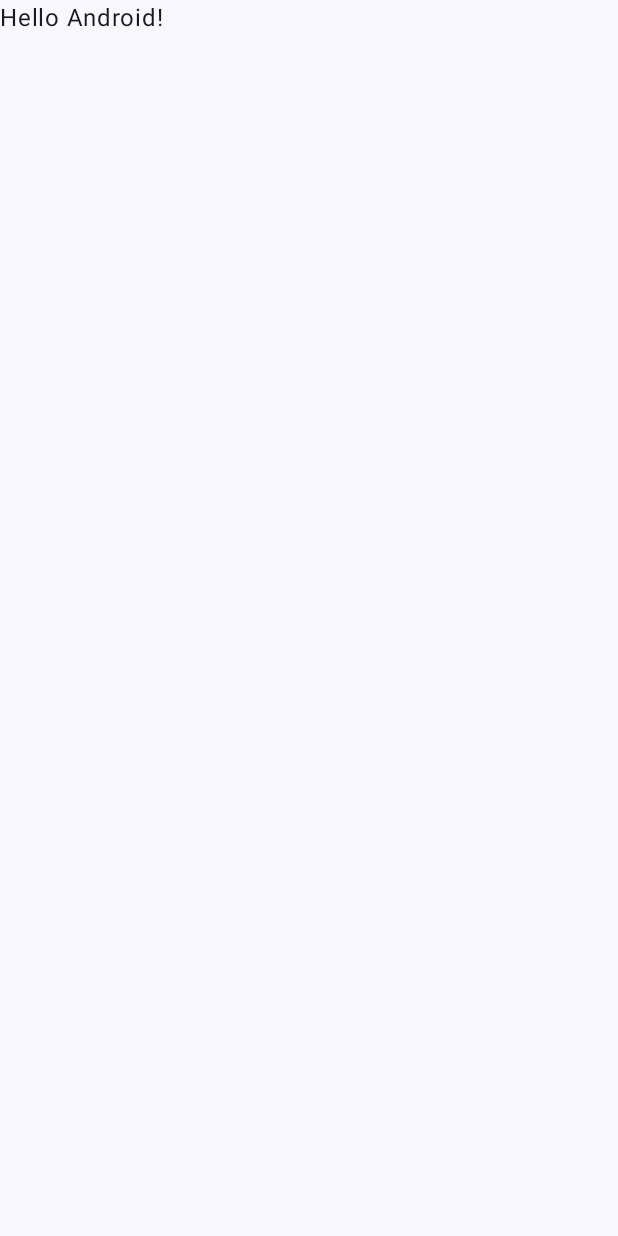
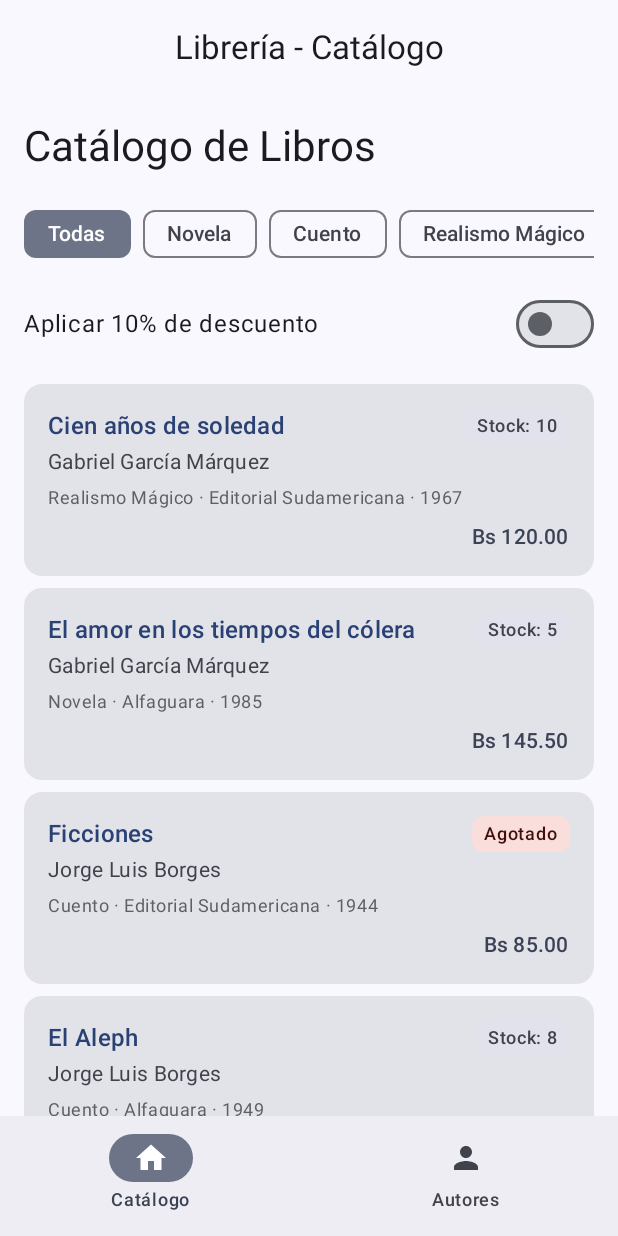
Before and after one commit to borisignasio2006-ops/Primer_parcial, an Android app built with Jetpack Compose: the screen it shows after launch (MainActivity), on a phone screen of 412 x 824 dp. Before the commit the screen is almost empty. Run offline under Robolectric (Android 15) with nearby library versions, the phone set to English and light mode, and no system bars.

Commit message:
Las 2 pantallas en Compose, documento de diseño de interfaz y carpeta scripts/

```diff
--- a/app/src/main/java/com/example/primer_parcial/MainActivity.kt
+++ b/app/src/main/java/com/example/primer_parcial/MainActivity.kt
@@ -4,44 +4,32 @@ import android.os.Bundle
 import androidx.activity.ComponentActivity
 import androidx.activity.compose.setContent
 import androidx.activity.enableEdgeToEdge
-import androidx.compose.foundation.layout.fillMaxSize
-import androidx.compose.foundation.layout.padding
-import androidx.compose.material3.Scaffold
-import androidx.compose.material3.Text
-import androidx.compose.runtime.Composable
-import androidx.compose.ui.Modifier
-import androidx.compose.ui.tooling.preview.Preview
+import com.example.primer_parcial.data.AutorRepositoryEnMemoria
+import com.example.primer_parcial.data.CategoriaRepositoryEnMemoria
+import com.example.primer_parcial.data.LibroRepositoryEnMemoria
+import com.example.primer_parcial.domain.service.CatalogoService
+import com.example.primer_parcial.domain.service.InventarioService
+import com.example.primer_parcial.ui.LibreriaApp
 import com.example.primer_parcial.ui.theme.Primer_parcialTheme
 
 class MainActivity : ComponentActivity() {
     override fun onCreate(savedInstanceState: Bundle?) {
         super.onCreate(savedInstanceState)
         enableEdgeToEdge()
+
+        // Inversión de dependencias y composición de servicios (Principio D de SOLID)
+        val autorRepository = AutorRepositoryEnMemoria()
+        val categoriaRepository = CategoriaRepositoryEnMemoria()
+        val libroRepository = LibroRepositoryEnMemoria(autorRepository, categoriaRepository)
+
+        val catalogoService = CatalogoService(libroRepository, autorRepository, categoriaRepository)
+        @Suppress("UNUSED_VARIABLE")
+        val inventarioService = InventarioService(libroRepository)
+
         setContent {
             Primer_parcialTheme {
-                Scaffold(modifier = Modifier.fillMaxSize()) { innerPadding ->
-                    Greeting(
-                        name = "Android",
-                        modifier = Modifier.padding(innerPadding)
-                    )
-                }
+                LibreriaApp(catalogoService = catalogoService)
             }
         }
     }
 }
-
-@Composable
-fun Greeting(name: String, modifier: Modifier = Modifier) {
-    Text(
-        text = "Hello $name!",
-        modifier = modifier
-    )
-}
-
-@Preview(showBackground = true)
-@Composable
-fun GreetingPreview() {
-    Primer_parcialTheme {
-        Greeting("Android")
-    }
-}
--- /dev/null
+++ b/app/src/main/java/com/example/primer_parcial/ui/LibreriaApp.kt
@@ -0,0 +1,64 @@
+package com.example.primer_parcial.ui
+
+import androidx.compose.foundation.layout.fillMaxSize
+import androidx.compose.foundation.layout.padding
+import androidx.compose.material3.CenterAlignedTopAppBar
+import androidx.compose.material3.ExperimentalMaterial3Api
+import androidx.compose.material3.Icon
+import androidx.compose.material3.NavigationBar
+import androidx.compose.material3.NavigationBarItem
+import androidx.compose.material3.Scaffold
+import androidx.compose.material3.Text
+import androidx.compose.runtime.Composable
+import androidx.compose.runtime.getValue
+import androidx.compose.runtime.mutableStateOf
+import androidx.compose.runtime.saveable.rememberSaveable
+import androidx.compose.runtime.setValue
+import androidx.compose.ui.Modifier
+import com.example.primer_parcial.domain.service.CatalogoService
+import com.example.primer_parcial.ui.components.*
+import com.example.primer_parcial.ui.screens.AutoresScreen
+import com.example.primer_parcial.ui.screens.CatalogoScreen
+
+/**
+ * Componente raíz de la interfaz de usuario que gestiona el Scaffold, TopBar y la barra de navegación inferior.
+ */
+@OptIn(ExperimentalMaterial3Api::class)
+@Composable
+fun LibreriaApp(catalogoService: CatalogoService) {
+    var selectedTab by rememberSaveable { mutableStateOf(0) }
+
+    Scaffold(
+        modifier = Modifier.fillMaxSize(),
+        topBar = {
+            CenterAlignedTopAppBar(
+                title = {
+                    Text(text = if (selectedTab == 0) "Librería - Catálogo" else "Librería - Autores")
+                }
+            )
+        },
+        bottomBar = {
+            NavigationBar {
+                NavigationBarItem(
+                    icon = { Icon(Icons.Filled.Home, contentDescription = "Catálogo") },
+                    label = { Text("Catálogo") },
+                    selected = selectedTab == 0,
+                    onClick = { selectedTab = 0 }
+                )
+                NavigationBarItem(
+                    icon = { Icon(Icons.Filled.Person, contentDescription = "Autores") },
+                    label = { Text("Autores") },
+                    selected = selectedTab == 1,
+                    onClick = { selectedTab = 1 }
+                )
+            }
+        }
+    ) { innerPadding ->
+        val contentModifier = Modifier.padding(innerPadding)
+        if (selectedTab == 0) {
+            CatalogoScreen(catalogoService = catalogoService, modifier = contentModifier)
+        } else {
+            AutoresScreen(catalogoService = catalogoService, modifier = contentModifier)
+        }
+    }
+}
--- /dev/null
+++ b/app/src/main/java/com/example/primer_parcial/ui/components/AppIcons.kt
@@ -0,0 +1,74 @@
+package com.example.primer_parcial.ui.components
+
+import androidx.compose.ui.graphics.Color
+import androidx.compose.ui.graphics.SolidColor
+import androidx.compose.ui.graphics.vector.ImageVector
+import androidx.compose.ui.graphics.vector.path
+import androidx.compose.ui.unit.dp
+
+/**
+ * Definición local de los iconos Material (Home y Person) para asegurar compatibilidad
+ * sin requerir dependencias externas adicionales en build.gradle.kts.
+ */
+object Icons {
+    object Filled
+}
+
+val Icons.Filled.Home: ImageVector
+    get() {
+        if (_home != null) return _home!!
+        return ImageVector.Builder(
+            name = "Filled.Home",
+            defaultWidth = 24.dp,
+            defaultHeight = 24.dp,
+            viewportWidth = 24f,
+            viewportHeight = 24f
+        ).path(
+            fill = SolidColor(Color.Black)
+        ) {
+            moveTo(10f, 20f)
+            verticalLineToRelative(-6f)
+            horizontalLineToRelative(4f)
+            verticalLineToRelative(6f)
+            horizontalLineToRelative(5f)
+            verticalLineToRelative(-8f)
+            horizontalLineToRelative(3f)
+            lineTo(12f, 3f)
+            lineTo(2f, 12f)
+            horizontalLineToRelative(3f)
+            verticalLineToRelative(8f)
+            close()
+        }.build().also { _home = it }
+    }
+
+private var _home: ImageVector? = null
+
+val Icons.Filled.Person: ImageVector
+    get() {
+        if (_person != null) return _person!!
+        return ImageVector.Builder(
+            name = "Filled.Person",
+            defaultWidth = 24.dp,
+            defaultHeight = 24.dp,
+            viewportWidth = 24f,
+            viewportHeight = 24f
+        ).path(
+            fill = SolidColor(Color.Black)
+        ) {
+            moveTo(12f, 12f)
+            curveToRelative(2.21f, 0f, 4f, -1.79f, 4f, -4f)
+            reflectiveCurveToRelative(-1.79f, -4f, -4f, -4f)
+            reflectiveCurveToRelative(-4f, 1.79f, -4f, 4f)
+            reflectiveCurveToRelative(1.79f, 4f, 4f, 4f)
+            close()
+            moveTo(12f, 14f)
+            curveToRelative(-2.67f, 0f, -8f, 1.34f, -8f, 4f)
+            verticalLineToRelative(2f)
+            horizontalLineToRelative(16f)
+            verticalLineToRelative(-2f)
+            curveToRelative(0f, -2.66f, -5.33f, -4f, -8f, -4f)
+            close()
+        }.build().also { _person = it }
+    }
+
+private var _person: ImageVector? = null
--- /dev/null
+++ b/app/src/main/java/com/example/primer_parcial/ui/components/AutorCard.kt
@@ -0,0 +1,64 @@
+package com.example.primer_parcial.ui.components
+
+import androidx.compose.foundation.layout.Column
+import androidx.compose.foundation.layout.Spacer
+import androidx.compose.foundation.layout.fillMaxWidth
+import androidx.compose.foundation.layout.height
+import androidx.compose.foundation.layout.padding
+import androidx.compose.material3.Card
+import androidx.compose.material3.MaterialTheme
+import androidx.compose.material3.Text
+import androidx.compose.runtime.Composable
+import androidx.compose.ui.Modifier
+import androidx.compose.ui.tooling.preview.Preview
+import androidx.compose.ui.unit.dp
+import com.example.primer_parcial.domain.model.Autor
+
+/**
+ * Componente visual que representa la tarjeta de información de un Autor.
+ */
+@Composable
+fun AutorCard(autor: Autor, modifier: Modifier = Modifier) {
+    Card(
+        modifier = modifier.fillMaxWidth()
+    ) {
+        Column(
+            modifier = Modifier
+                .fillMaxWidth()
+                .padding(16.dp)
+        ) {
+            Text(
+                text = autor.nombreCompleto(),
+                style = MaterialTheme.typography.titleMedium,
+                color = MaterialTheme.colorScheme.primary
+            )
+            Spacer(modifier = Modifier.height(4.dp))
+            Text(
+                text = "Nacionalidad: ${autor.nacionalidad}",
+                style = MaterialTheme.typography.bodyMedium,
+                color = MaterialTheme.colorScheme.secondary
+            )
+            Spacer(modifier = Modifier.height(8.dp))
+            Text(
+                text = autor.biografia,
+                style = MaterialTheme.typography.bodySmall,
+                color = MaterialTheme.colorScheme.onSurfaceVariant
+            )
+        }
+    }
+}
+
+@Preview(showBackground = true)
+@Composable
+fun AutorCardPreview() {
+    MaterialTheme {
+        AutorCard(
+            autor = Autor(
+                id = 1,
+                nombre = "Gabriel García Márquez",
+                nacionalidad = "Colombiana",
+                biografia = "Escritor y periodista colombiano, exponente del realismo mágico."
+            )
+        )
+    }
+}
--- /dev/null
+++ b/app/src/main/java/com/example/primer_parcial/ui/components/LibroCard.kt
@@ -0,0 +1,149 @@
+package com.example.primer_parcial.ui.components
+
+import androidx.compose.foundation.layout.Arrangement
+import androidx.compose.foundation.layout.Column
+import androidx.compose.foundation.layout.Row
+import androidx.compose.foundation.layout.Spacer
+import androidx.compose.foundation.layout.fillMaxWidth
+import androidx.compose.foundation.layout.height
+import androidx.compose.foundation.layout.padding
+import androidx.compose.foundation.layout.width
+import androidx.compose.material3.Card
+import androidx.compose.material3.MaterialTheme
+import androidx.compose.material3.Surface
+import androidx.compose.material3.Text
+import androidx.compose.runtime.Composable
+import androidx.compose.ui.Alignment
+import androidx.compose.ui.Modifier
+import androidx.compose.ui.text.style.TextDecoration
+import androidx.compose.ui.tooling.preview.Preview
+import androidx.compose.ui.unit.dp
+import com.example.primer_parcial.domain.discount.DescuentoPorcentaje
+import com.example.primer_parcial.domain.discount.PoliticaDescuento
+import com.example.primer_parcial.domain.model.Autor
+import com.example.primer_parcial.domain.model.Categoria
+import com.example.primer_parcial.domain.model.Editorial
+import com.example.primer_parcial.domain.model.Libro
+
+/**
+ * Componente visual que representa la tarjeta de información de un Libro, mostrando precios, stock y descuento.
+ */
+@Composable
+fun LibroCard(
+    libro: Libro,
+    politicaDescuento: PoliticaDescuento,
+    modifier: Modifier = Modifier
+) {
+    val precioOriginal = libro.precio
+    val precioFinal = libro.precioFinal(politicaDescuento)
+    val tieneDescuento = precioFinal < precioOriginal
+
+    Card(
+        modifier = modifier.fillMaxWidth()
+    ) {
+        Column(
+            modifier = Modifier
+                .fillMaxWidth()
+                .padding(16.dp)
+        ) {
+            Row(
+                modifier = Modifier.fillMaxWidth(),
+                horizontalArrangement = Arrangement.SpaceBetween,
+                verticalAlignment = Alignment.Top
+            ) {
+                Column(modifier = Modifier.weight(1f)) {
+                    Text(
+                        text = libro.titulo,
+                        style = MaterialTheme.typography.titleMedium,
+                        color = MaterialTheme.colorScheme.primary
+                    )
+                    Spacer(modifier = Modifier.height(2.dp))
+                    Text(
+                        text = libro.autor.nombreCompleto(),
+                        style = MaterialTheme.typography.bodyMedium,
+                        color = MaterialTheme.colorScheme.onSurfaceVariant
+                    )
+                }
+
+                // Indicador de Stock o Agotado
+                if (libro.hayStock()) {
+                    Surface(
+                        color = MaterialTheme.colorScheme.surfaceVariant,
+                        shape = MaterialTheme.shapes.small
+                    ) {
+                        Text(
+                            text = "Stock: ${libro.stock}",
+                            modifier = Modifier.padding(horizontal = 8.dp, vertical = 4.dp),
+                            style = MaterialTheme.typography.labelMedium,
+                            color = MaterialTheme.colorScheme.onSurfaceVariant
+                        )
+                    }
+                } else {
+                    Surface(
+                        color = MaterialTheme.colorScheme.errorContainer,
+                        shape = MaterialTheme.shapes.small
+                    ) {
+                        Text(
+                            text = "Agotado",
+                            modifier = Modifier.padding(horizontal = 8.dp, vertical = 4.dp),
+                            style = MaterialTheme.typography.labelMedium,
+                            color = MaterialTheme.colorScheme.onErrorContainer
+                        )
+                    }
+                }
+            }
+
+            Spacer(modifier = Modifier.height(6.dp))
+
+            Text(
+                text = "${libro.categoria.nombre} · ${libro.editorial.nombre} · ${libro.anioPublicacion}",
+                style = MaterialTheme.typography.bodySmall,
+                color = MaterialTheme.colorScheme.outline
+            )
+
+            Spacer(modifier = Modifier.height(8.dp))
+
+            Row(
+                modifier = Modifier.fillMaxWidth(),
+                horizontalArrangement = Arrangement.End,
+                verticalAlignment = Alignment.CenterVertically
+            ) {
+                if (tieneDescuento) {
+                    Text(
+                        text = "Bs %.2f".format(precioOriginal),
+                        style = MaterialTheme.typography.bodySmall,
+                        textDecoration = TextDecoration.LineThrough,
+                        color = MaterialTheme.colorScheme.outline
+                    )
+                    Spacer(modifier = Modifier.width(8.dp))
+                }
+                Text(
+                    text = "Bs %.2f".format(precioFinal),
+                    style = MaterialTheme.typography.titleSmall,
+                    color = MaterialTheme.colorScheme.secondary
+                )
+            }
+        }
+    }
+}
+
+@Preview(showBackground = true)
+@Composable
+fun LibroCardPreview() {
+    MaterialTheme {
+        val libroEjemplo = Libro(
+            id = 1,
+            isbn = "978-950-07-2035-9",
+            titulo = "Cien años de soledad",
+            autor = Autor(1, "Gabriel García Márquez", "Colombiana", "Bio..."),
+            categoria = Categoria(1, "Realismo Mágico", "Desc..."),
+            editorial = Editorial(1, "Sudamericana", "Argentina"),
+            precio = 120.0,
+            stockInicial = 10,
+            anioPublicacion = 1967
+        )
+        Column(modifier = Modifier.padding(16.dp)) {
+            LibroCard(libro = libroEjemplo, politicaDescuento = DescuentoPorcentaje(10.0))
+        }
+    }
+}
--- /dev/null
+++ b/app/src/main/java/com/example/primer_parcial/ui/screens/AutoresScreen.kt
@@ -0,0 +1,46 @@
+package com.example.primer_parcial.ui.screens
+
+import androidx.compose.foundation.layout.Arrangement
+import androidx.compose.foundation.layout.PaddingValues
+import androidx.compose.foundation.layout.fillMaxSize
+import androidx.compose.foundation.layout.padding
+import androidx.compose.foundation.lazy.LazyColumn
+import androidx.compose.foundation.lazy.items
+import androidx.compose.material3.MaterialTheme
+import androidx.compose.material3.Text
+import androidx.compose.runtime.Composable
+import androidx.compose.ui.Modifier
+import androidx.compose.ui.unit.dp
+import com.example.primer_parcial.domain.service.CatalogoService
+import com.example.primer_parcial.ui.components.AutorCard
+
+/**
+ * Pantalla que muestra el listado de autores registrados en la librería.
+ */
+@Composable
+fun AutoresScreen(
+    catalogoService: CatalogoService,
+    modifier: Modifier = Modifier
+) {
+    val autores = catalogoService.listarAutores()
+
+    LazyColumn(
+        modifier = modifier
+            .fillMaxSize()
+            .padding(horizontal = 16.dp),
+        contentPadding = PaddingValues(vertical = 16.dp),
+        verticalArrangement = Arrangement.spacedBy(8.dp)
+    ) {
+        item {
+            Text(
+                text = "Autores",
+                style = MaterialTheme.typography.headlineMedium,
+                color = MaterialTheme.colorScheme.onBackground,
+                modifier = Modifier.padding(bottom = 8.dp)
+            )
+        }
+        items(autores) { autor ->
+            AutorCard(autor = autor)
+        }
+    }
+}
--- /dev/null
+++ b/app/src/main/java/com/example/primer_parcial/ui/screens/CatalogoScreen.kt
@@ -0,0 +1,124 @@
+package com.example.primer_parcial.ui.screens
+
+import androidx.compose.foundation.layout.Arrangement
+import androidx.compose.foundation.layout.PaddingValues
+import androidx.compose.foundation.layout.Row
+import androidx.compose.foundation.layout.Spacer
+import androidx.compose.foundation.layout.fillMaxSize
+import androidx.compose.foundation.layout.fillMaxWidth
+import androidx.compose.foundation.layout.height
+import androidx.compose.foundation.layout.padding
+import androidx.compose.foundation.lazy.LazyColumn
+import androidx.compose.foundation.lazy.LazyRow
+import androidx.compose.foundation.lazy.items
+import androidx.compose.material3.FilterChip
+import androidx.compose.material3.MaterialTheme
+import androidx.compose.material3.Switch
+import androidx.compose.material3.Text
+import androidx.compose.runtime.Composable
+import androidx.compose.runtime.getValue
+import androidx.compose.runtime.mutableStateOf
+import androidx.compose.runtime.saveable.rememberSaveable
+import androidx.compose.runtime.setValue
+import androidx.compose.ui.Alignment
+import androidx.compose.ui.Modifier
+import androidx.compose.ui.unit.dp
+import com.example.primer_parcial.domain.discount.DescuentoPorcentaje
+import com.example.primer_parcial.domain.discount.SinDescuento
+import com.example.primer_parcial.domain.service.CatalogoService
+import com.example.primer_parcial.ui.components.LibroCard
+
+/**
+ * Pantalla que muestra el catálogo de libros con filtros por categoría y opción de descuento.
+ */
+@Composable
+fun CatalogoScreen(
+    catalogoService: CatalogoService,
+    modifier: Modifier = Modifier
+) {
+    var categoriaSeleccionadaId by rememberSaveable { mutableStateOf<Int?>(null) }
+    var aplicarDescuento by rememberSaveable { mutableStateOf(false) }
+
+    val categorias = catalogoService.listarCategorias()
+    val libros = if (categoriaSeleccionadaId == null) {
+        catalogoService.listarLibros()
+    } else {
+        catalogoService.librosPorCategoria(categoriaSeleccionadaId!!)
+    }
+
+    val politicaDescuento = if (aplicarDescuento) {
+        DescuentoPorcentaje(10.0)
+    } else {
+        SinDescuento()
+    }
+
+    LazyColumn(
+        modifier = modifier
+            .fillMaxSize()
+            .padding(horizontal = 16.dp),
+        contentPadding = PaddingValues(vertical = 16.dp),
+        verticalArrangement = Arrangement.spacedBy(8.dp)
+    ) {
+        item {
+            Text(
+                text = "Catálogo de Libros",
+                style = MaterialTheme.typography.headlineMedium,
+                color = MaterialTheme.colorScheme.onBackground,
+                modifier = Modifier.padding(bottom = 8.dp)
+            )
+        }
+
+        // Filtros por Categoría (LazyRow de FilterChip)
+        item {
+            LazyRow(
+                horizontalArrangement = Arrangement.spacedBy(8.dp),
+                modifier = Modifier.fillMaxWidth()
+            ) {
+                item {
+                    FilterChip(
+                        selected = categoriaSeleccionadaId == null,
+                        onClick = { categoriaSeleccionadaId = null },
+                        label = { Text("Todas") }
+                    )
+                }
+                items(categorias) { categoria ->
+                    FilterChip(
+                        selected = categoriaSeleccionadaId == categoria.id,
+                        onClick = { categoriaSeleccionadaId = categoria.id },
+                        label = { Text(categoria.nombre) }
+                    )
+                }
+            }
+        }
+
+        // Fila con Switch para descuento
+        item {
+            Row(
+                modifier = Modifier
+                    .fillMaxWidth()
+                    .padding(vertical = 4.dp),
+                horizontalArrangement = Arrangement.SpaceBetween,
+                verticalAlignment = Alignment.CenterVertically
+            ) {
+                Text(
+                    text = "Aplicar 10% de descuento",
+                    style = MaterialTheme.typography.bodyLarge,
+                    color = MaterialTheme.colorScheme.onBackground
+                )
+                Switch(
+                    checked = aplicarDescuento,
+                    onCheckedChange = { aplicarDescuento = it }
+                )
+            }
+            Spacer(modifier = Modifier.height(4.dp))
+        }
+
+        // Lista de Libros
+        items(libros, key = { it.id }) { libro ->
+            LibroCard(
+                libro = libro,
+                politicaDescuento = politicaDescuento
+            )
+        }
+    }
+}
```
Also changed, not shown: 1 other file.
